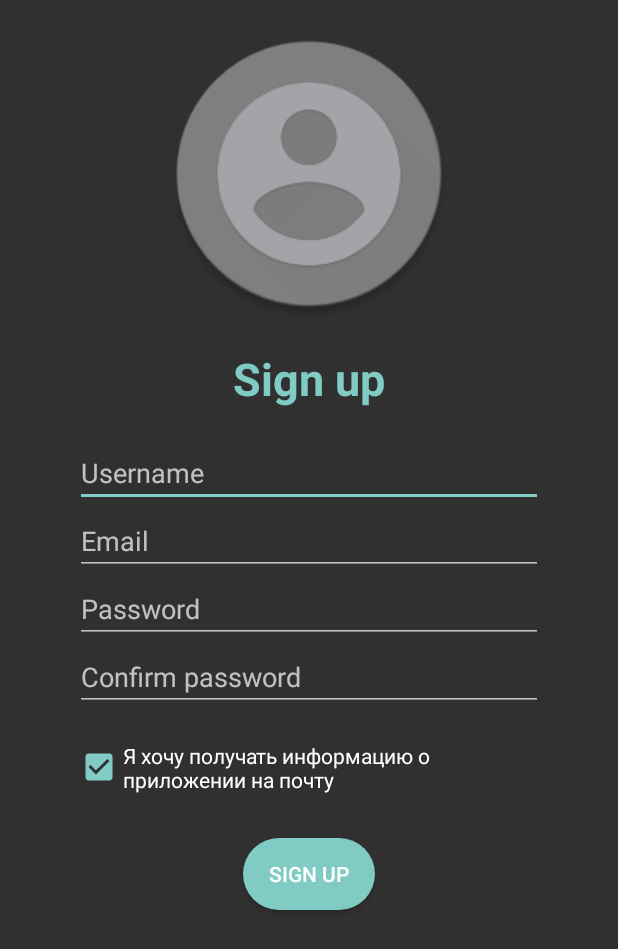
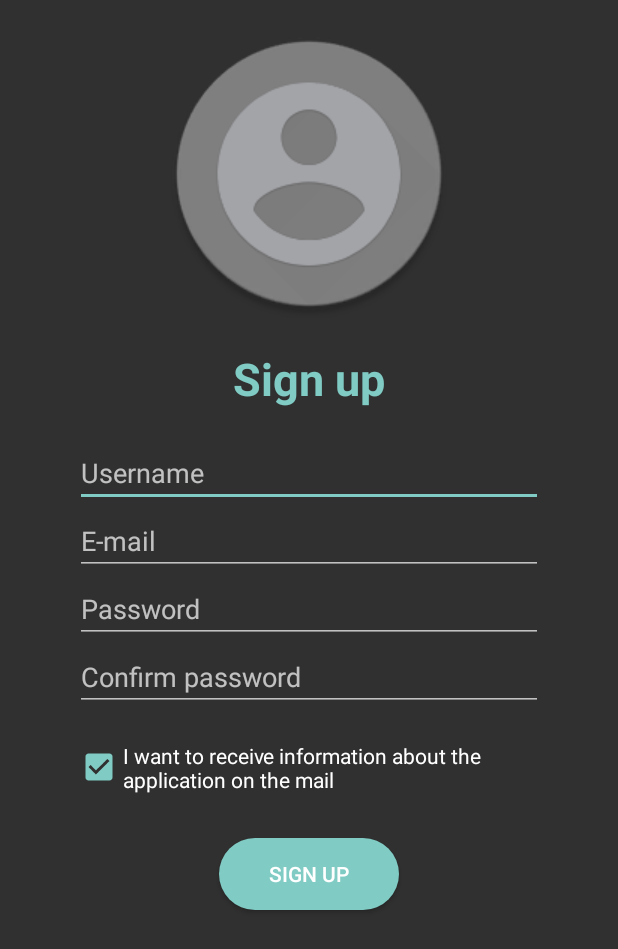
Before and after one commit to deVDem/Reminder, an Android app: the RegisterActivity screen opened directly, with no data from a screen before it, on a phone screen of 412 x 824 dp. Shown: the top 949 px of the screen. Run offline under Robolectric (Android 15) with nearby library versions, the phone set to English and light mode, and no system bars.

Commit message:
Делаем по-тихоньку систему аккаунтов..

```diff
--- a/app/src/main/res/layout/activity_register.xml
+++ b/app/src/main/res/layout/activity_register.xml
@@ -1,6 +1,7 @@
 <?xml version="1.0" encoding="utf-8"?>
 <RelativeLayout xmlns:android="http://schemas.android.com/apk/res/android"
     xmlns:app="http://schemas.android.com/apk/res-auto"
+    xmlns:tools="http://schemas.android.com/tools"
     android:layout_width="match_parent"
     android:layout_height="match_parent"
     android:fitsSystemWindows="true">
@@ -12,7 +13,8 @@
         android:layout_alignParentTop="true"
         android:layout_centerHorizontal="true"
         android:layout_marginTop="20dp"
-        app:srcCompat="@drawable/image_about" />
+        app:srcCompat="@drawable/image_about"
+        android:contentDescription="@string/app_name" />
 
     <EditText
         android:id="@+id/etUsername"
@@ -24,7 +26,7 @@
         android:layout_marginStart="100dp"
         android:layout_marginTop="20dp"
         android:ems="10"
-        android:hint="Username"
+        android:hint="@string/username"
         android:inputType="textPersonName" />
 
     <EditText
@@ -36,8 +38,9 @@
         android:layout_marginLeft="100dp"
         android:layout_marginStart="100dp"
         android:ems="10"
-        android:hint="Email"
-        android:inputType="textEmailAddress" />
+        android:hint="E-mail"
+        android:inputType="textEmailAddress"
+        tools:ignore="HardcodedText" />
 
     <EditText
         android:id="@+id/etPassword"
@@ -47,7 +50,7 @@
         android:layout_centerHorizontal="true"
         android:layout_marginStart="100dp"
         android:ems="10"
-        android:hint="Password"
+        android:hint="@string/password"
         android:inputType="textPassword"
         android:layout_marginLeft="100dp" />
 
@@ -60,7 +63,7 @@
         android:layout_marginLeft="100dp"
         android:layout_marginStart="100dp"
         android:ems="10"
-        android:hint="Confirm password"
+        android:hint="@string/cpassword"
         android:inputType="textPassword" />
 
     <CheckBox
@@ -73,17 +76,18 @@
         android:layout_marginTop="20dp"
         android:checked="true"
         android:gravity="fill_horizontal|center"
-        android:text="Я хочу получать информацию о приложении на почту" />
+        android:text="@string/spam"
+        android:layout_marginStart="100dp" />
 
     <Button
         android:id="@+id/button4"
-        android:layout_width="wrap_content"
+        android:layout_width="120dp"
         android:layout_height="wrap_content"
         android:layout_below="@+id/chbEmail"
         android:layout_centerHorizontal="true"
         android:layout_marginTop="29dp"
         android:background="@drawable/loginbutton"
-        android:text="Sign up"
+        android:text="@string/signup"
         android:textColor="#fff" />
 
     <TextView
@@ -94,9 +98,9 @@
         android:layout_centerHorizontal="true"
         android:layout_marginTop="20dp"
         android:gravity="center"
-        android:text="Sign up"
+        android:text="@string/signup"
         android:textColor="?attr/colorAccent"
-        android:textSize="30dp"
+        android:textSize="30sp"
         android:textStyle="bold" />
 
 </RelativeLayout>
--- a/app/src/main/res/menu/drawer_view.xml
+++ b/app/src/main/res/menu/drawer_view.xml
@@ -1,6 +1,5 @@
 <?xml version="1.0" encoding="utf-8"?>
 <menu xmlns:android="http://schemas.android.com/apk/res/android">
-    <group android:checkableBehavior="single">
         <item
             android:id="@+id/action_about"
             android:orderInCategory="103"
@@ -19,7 +18,6 @@
         <item
             android:id="@+id/action_account"
             android:orderInCategory="104"
-            android:title="Account"
+            android:title="@string/account"
             android:icon="@android:drawable/sym_contact_card"/>
-    </group>
 </menu>
--- a/app/src/main/res/values/strings.xml
+++ b/app/src/main/res/values/strings.xml
@@ -1,5 +1,4 @@
 <resources>
-    <string name="app_name">Reminder</string>
     <string name="text1">Notification setting</string>
     <string name="text2">Enter the text below that you want to display</string>
     <string name="textupdate">Create notification</string>
@@ -74,4 +73,15 @@
     <string name="mainmenu">Main menu</string>
     <string name="open">Open</string>
     <string name="close">Close</string>
+    <string name="signin">Sign in</string>
+    <string name="loginemail">Username/Email</string>
+    <string name="password">Password</string>
+    <string name="login">Login</string>
+    <string name="notreg">Not registered? <b>Sign up</b> now</string>
+    <string name="signup">Sign up</string>
+    <string name="username">Username</string>
+    <string name="cpassword">Confirm password</string>
+    <string name="spam">I want to receive information about the application on the mail</string>
+    <string name="account">Account</string>
+
 </resources>
```
Also changed, not shown: app/build.gradle (+8 -0 lines), app/src/main/res/layout/activity_login.xml (+13 -9 lines), 2 other files.
